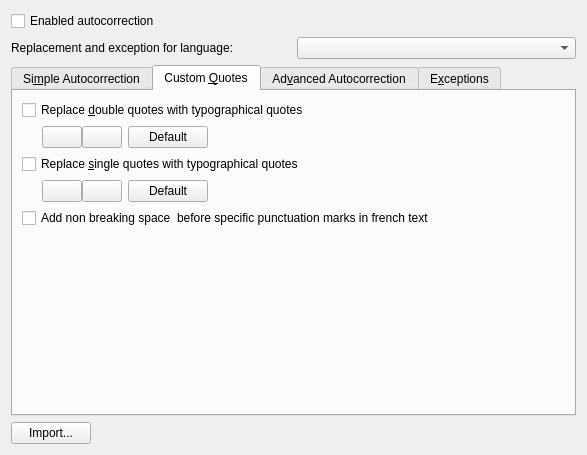
Qt form messagecomposer/autocorrection/composerautocorrectionwidget.ui (KDE/kdepim) before a commit.
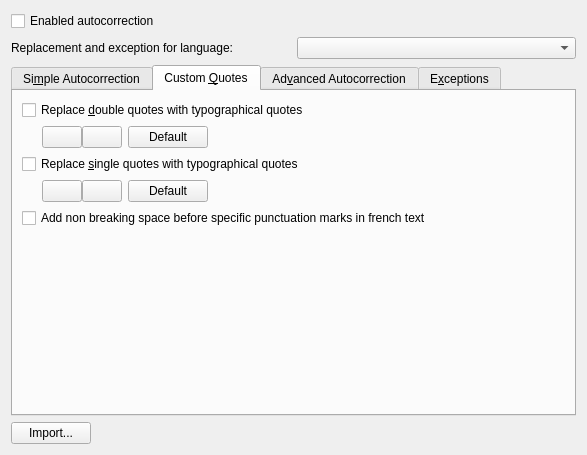
The same form after that commit. Custom widgets are drawn as their Qt base class.

Commit message: Remove extra space

Patch:
```diff
--- a/messagecomposer/autocorrection/composerautocorrectionwidget.ui
+++ b/messagecomposer/autocorrection/composerautocorrectionwidget.ui
@@ -267,7 +267,7 @@
        <item row="4" column="0" colspan="2">
         <widget class="QCheckBox" name="addNonBreakingSpaceInFrench">
          <property name="text">
-          <string>Add non breaking space  before specific punctuation marks in french text</string>
+          <string>Add non breaking space before specific punctuation marks in french text</string>
          </property>
         </widget>
        </item>
```
